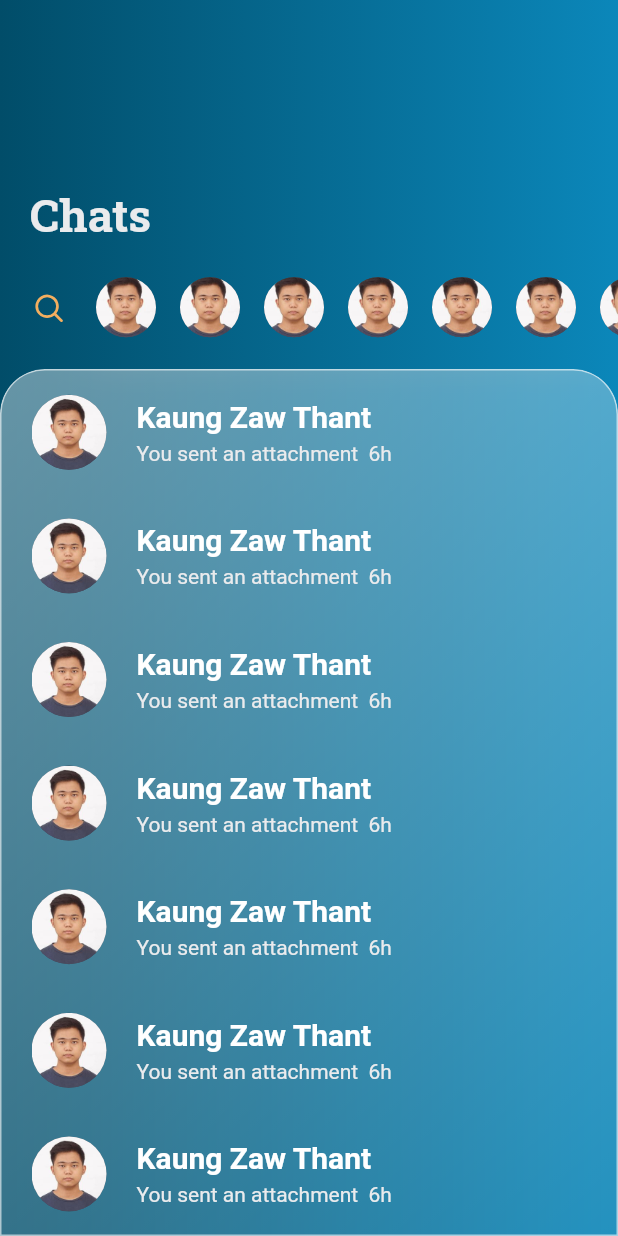
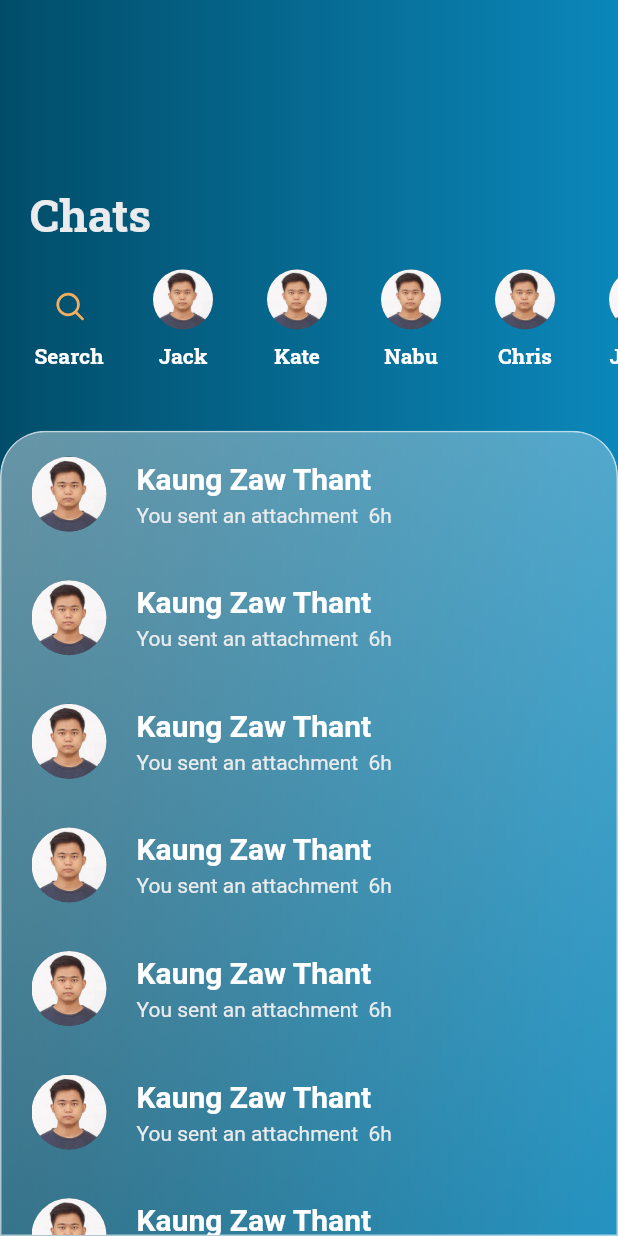
Before and after one commit to alphakzt99/Consult, a Flutter app: the Chat screen opened directly, on a phone screen of 412 x 824 dp. Run offline on Flutter 3.47's test engine with Material 2 defaults, Android fonts, the phone set to English and light mode, and no system bars; drawn by our look-alikes of flutter_swipe_action_cell, glass_kit; our stand-ins replace fluentui_system_icons, remixicon; missing offline and left inert: iconify_flutter.

Commit message:
chat complete

```diff
--- a/lib/pages/chat.dart
+++ b/lib/pages/chat.dart
@@ -18,17 +18,70 @@ class _ChatState extends State<Chat> {
   ScrollController controller = ScrollController();
 
   List chatHeads = [
-    chatH("lib/photos/avatar.jpg"),
-    chatH("lib/photos/avatar.jpg"),
-    chatH("lib/photos/avatar.jpg"),
-    chatH("lib/photos/avatar.jpg"),
-    chatH("lib/photos/avatar.jpg"),
-    chatH("lib/photos/avatar.jpg"),
-    chatH("lib/photos/avatar.jpg"),
+    chatH("lib/photos/avatar.jpg", "Jack"),
+    chatH("lib/photos/avatar.jpg", "Kate"),
+    chatH("lib/photos/avatar.jpg", "Nabu"),
+    chatH("lib/photos/avatar.jpg", "Chris"),
+    chatH("lib/photos/avatar.jpg", "Jacob"),
+    chatH("lib/photos/avatar.jpg", "Junior"),
+    chatH("lib/photos/avatar.jpg", "Heize"),
   ];
   @override
   Widget build(BuildContext context) {
     var size = MediaQuery.of(context).size;
+
+    Widget convo() {
+      return Container(
+        width: size.width * 0.8,
+        height: size.height * 0.1,
+        child: Center(
+          child: Row(crossAxisAlignment: CrossAxisAlignment.center, children: [
+            CircleAvatar(
+              radius: 25,
+              backgroundImage: AssetImage("lib/photos/avatar.jpg"),
+            ),
+            SizedBox(
+              width: 20,
+            ),
+            Column(
+              crossAxisAlignment: CrossAxisAlignment.start,
+              mainAxisAlignment: MainAxisAlignment.center,
+              children: [
+                Text(
+                  "Kaung Zaw Thant",
+                  style: Theme.of(context).textTheme.headline3,
+                ),
+                SizedBox(
+                  height: 5,
+                ),
+                RichText(
+                    text: TextSpan(children: [
+                  TextSpan(
+                      text: "You sent an attachment",
+                      style: Theme.of(context).textTheme.bodyText2),
+                  TextSpan(
+                      text: "  6h",
+                      style: Theme.of(context).textTheme.bodyText2)
+                ]))
+              ],
+            )
+          ]),
+        ),
+      );
+    }
+
+    List contents = [
+      convo(),
+      convo(),
+      convo(),
+      convo(),
+      convo(),
+      convo(),
+      convo(),
+      convo(),
+      convo(),
+      convo(),
+    ];
     return Scaffold(
         body: Container(
       width: size.width,
@@ -51,22 +104,44 @@ class _ChatState extends State<Chat> {
         ),
         Container(
           width: size.width,
-          height: size.height * 0.1,
+          height: size.height * 0.15,
           child: ListView(
             padding: EdgeInsets.all(8),
             scrollDirection: Axis.horizontal,
             shrinkWrap: true,
             controller: hcontroller,
             children: [
+              Container(
+                width: 60,
+                height: 100,
+                margin: EdgeInsets.all(8),
+                decoration: BoxDecoration(
+                    color: Colors.transparent,
+                    borderRadius: BorderRadius.circular(20)),
+                child: Column(
+                  crossAxisAlignment: CrossAxisAlignment.center,
+                  children: [
                     IconButton(
-                  color: Theme.of(context).backgroundColor,
                         style: ButtonStyle(
+                            backgroundColor: MaterialStateProperty.all(
+                                Theme.of(context).primaryColorLight),
                             shape: MaterialStateProperty.all(CircleBorder())),
                         onPressed: () {},
                         icon: Icon(
                           FluentIcons.search_20_filled,
                           color: Theme.of(context).colorScheme.onTertiary,
                         )),
+                    Text(
+                      "Search",
+                      style: TextStyle(
+                          color: Colors.white,
+                          fontFamily: font,
+                          fontSize: 14,
+                          fontWeight: FontWeight.bold),
+                    )
+                  ],
+                ),
+              ),
               ...chatHeads
             ],
           ),
@@ -101,85 +176,59 @@ class _ChatState extends State<Chat> {
             child: ListView.builder(
                 shrinkWrap: true,
                 controller: controller,
-                itemCount: 10,
+                itemCount: contents.length,
                 scrollDirection: Axis.vertical,
                 itemBuilder: ((context, index) {
                   return SwipeActionCell(
                       trailingActions: [
                         SwipeAction(
+                            title: "Delete",
+                            style: TextStyle(
+                                fontSize: 14,
+                                fontFamily: font,
+                                fontWeight: FontWeight.bold),
                             backgroundRadius: 20,
                             color: Colors.transparent,
                             widthSpace: size.width * 0.3,
-                          content: Icon(
+                            content: IconButton(
+                              onPressed: () {},
+                              icon: Icon(
                                 FluentIcons.delete_20_regular,
+                              ),
                               color: Theme.of(context).colorScheme.onBackground,
                             ),
                             onTap: (CompletionHandler handler) async {
                               await handler(true);
+                              ScaffoldMessenger.of(context).showSnackBar(
                                   SnackBar(
-                              content: Column(children: [
-                                Text(
-                                  "Delete This Conversation?",
-                                  style: Theme.of(context).textTheme.headline4,
+                                      duration: const Duration(seconds: 5),
+                                      backgroundColor:
+                                          Theme.of(context).backgroundColor,
+                                      action: SnackBarAction(
+                                        textColor: Theme.of(context)
+                                            .colorScheme
+                                            .onSecondaryContainer,
+                                        label: "Undo",
+                                        onPressed: () {},
                                       ),
-                                TextButton(
-                                    onPressed: () {
-                                      Navigator.pop(context);
-                                    },
-                                    child: Text("Cancel",style: Theme.of(context).textTheme.headline4,))
-                              ]),
-                            );
-                            setState(() {});
+                                      shape: RoundedRectangleBorder(
+                                          borderRadius:
+                                              BorderRadius.circular(20)),
+                                      width: size.width * 0.9,
+                                      behavior: SnackBarBehavior.floating,
+                                      content: Text(
+                                        "Deleted One Conversation",
+                                        style: TextStyle(
+                                            fontSize: 18,
+                                            fontFamily: font,
+                                            fontWeight: FontWeight.bold,
+                                            color: Colors.black),
+                                      )));
                             })
                       ],
                       backgroundColor: Colors.transparent,
                       key: ValueKey(index),
-                    child: Container(
-                      width: size.width * 0.8,
-                      height: size.height * 0.1,
-                      child: Center(
-                        child: Row(
-                            crossAxisAlignment: CrossAxisAlignment.center,
-                            children: [
-                              CircleAvatar(
-                                radius: 25,
-                                backgroundImage:
-                                    AssetImage("lib/photos/avatar.jpg"),
-                              ),
-                              SizedBox(
-                                width: 20,
-                              ),
-                              Column(
-                                crossAxisAlignment: CrossAxisAlignment.start,
-                                mainAxisAlignment: MainAxisAlignment.center,
-                                children: [
-                                  Text(
-                                    "Kaung Zaw Thant",
-                                    style:
-                                        Theme.of(context).textTheme.headline3,
-                                  ),
-                                  SizedBox(
-                                    height: 5,
-                                  ),
-                                  RichText(
-                                      text: TextSpan(children: [
-                                    TextSpan(
-                                        text: "You sent an attachment",
-                                        style: Theme.of(context)
-                                            .textTheme
-                                            .bodyText2),
-                                    TextSpan(
-                                        text: "  6h",
-                                        style: Theme.of(context)
-                                            .textTheme
-                                            .bodyText2)
-                                  ]))
-                                ],
-                              )
-                            ]),
-                      ),
-                    ),
-                  );
+                      child: convo());
                 })),
           ),
         )
@@ -188,15 +237,32 @@ class _ChatState extends State<Chat> {
   }
 }
 
-Widget chatH(String image) {
+Widget chatH(String image, String name) {
   return Container(
-    width: 40,
-    height: 40,
+    width: 60,
+    height: 100,
     margin: EdgeInsets.all(8),
-    decoration: BoxDecoration(borderRadius: BorderRadius.circular(20)),
-    child: CircleAvatar(
+    decoration: BoxDecoration(
+        color: Colors.transparent, borderRadius: BorderRadius.circular(20)),
+    child: Column(
+      crossAxisAlignment: CrossAxisAlignment.center,
+      children: [
+        CircleAvatar(
           radius: 20,
           backgroundImage: AssetImage(image),
         ),
+        SizedBox(
+          height: 8,
+        ),
+        Text(
+          name,
+          style: TextStyle(
+              color: Colors.white,
+              fontFamily: font,
+              fontSize: 14,
+              fontWeight: FontWeight.bold),
+        )
+      ],
+    ),
   );
 }
```
Lines whose indentation alone changed are shown as unchanged.
